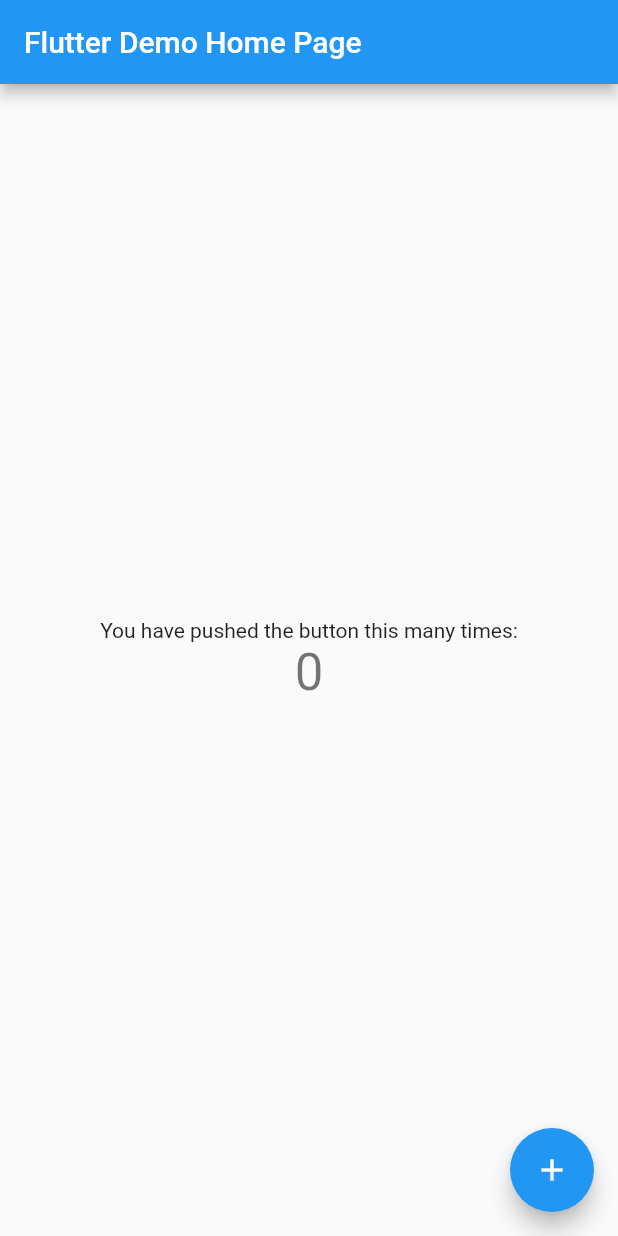
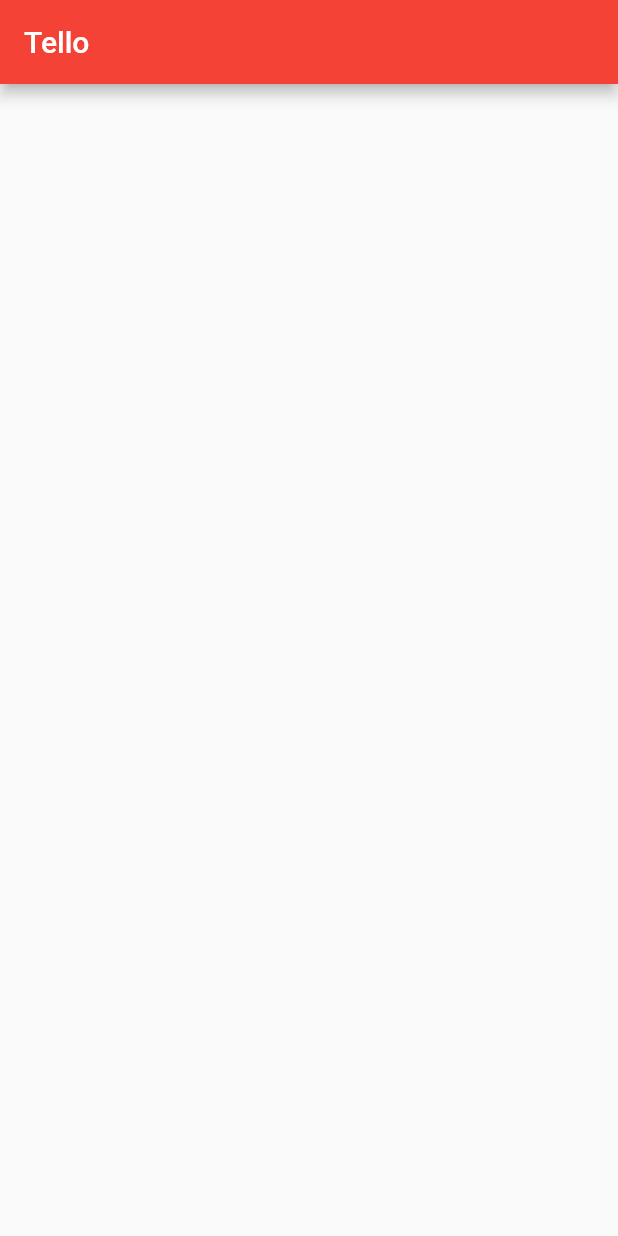
Before and after one commit to mr-shrayan/tello, a Flutter app: the screen it shows after launch, on a phone screen of 412 x 824 dp. Run offline on Flutter 3.47's test engine with Material 2 defaults, Android fonts, the phone set to English and light mode, and no system bars.

Commit message:
1) Modifying Homescreen and Removing the debog banner in main.dart. 2) Deleted the previous content contained in the main.dart folder. 3) Added an app bar, app name, changed its colour to red.

```diff
--- a/lib/main.dart
+++ b/lib/main.dart
@@ -1,113 +1,27 @@
 import 'package:flutter/material.dart';
 
 void main() {
-  runApp(MyApp());
+  runApp(
+    MaterialApp(
+      debugShowCheckedModeBanner: false,
+      home:  HomePage(),
+    )
+  );
 }
 
-class MyApp extends StatelessWidget {
-  // This widget is the root of your application.
+class HomePage extends StatefulWidget {
+  @override
+  _HomePageState createState() => _HomePageState();
+}
+
+class _HomePageState extends State<HomePage> {
   @override
   Widget build(BuildContext context) {
-    return MaterialApp(
-      title: 'Flutter Demo',
-      theme: ThemeData(
-        // This is the theme of your application.
-        //
-        // Try running your application with "flutter run". You'll see the
-        // application has a blue toolbar. Then, without quitting the app, try
-        // changing the primarySwatch below to Colors.green and then invoke
-        // "hot reload" (press "r" in the console where you ran "flutter run",
-        // or simply save your changes to "hot reload" in a Flutter IDE).
-        // Notice that the counter didn't reset back to zero; the application
-        // is not restarted.
-        primarySwatch: Colors.blue,
+    return Scaffold(
+      appBar: new AppBar(
+         backgroundColor: Colors.red,
+         title: Text ('Tello'),
       ),
-      home: MyHomePage(title: 'Flutter Demo Home Page'),
     );
   }
 }
-
-class MyHomePage extends StatefulWidget {
-  MyHomePage({Key key, this.title}) : super(key: key);
-
-  // This widget is the home page of your application. It is stateful, meaning
-  // that it has a State object (defined below) that contains fields that affect
-  // how it looks.
-
-  // This class is the configuration for the state. It holds the values (in this
-  // case the title) provided by the parent (in this case the App widget) and
-  // used by the build method of the State. Fields in a Widget subclass are
-  // always marked "final".
-
-  final String title;
-
-  @override
-  _MyHomePageState createState() => _MyHomePageState();
-}
-
-class _MyHomePageState extends State<MyHomePage> {
-  int _counter = 0;
-
-  void _incrementCounter() {
-    setState(() {
-      // This call to setState tells the Flutter framework that something has
-      // changed in this State, which causes it to rerun the build method below
-      // so that the display can reflect the updated values. If we changed
-      // _counter without calling setState(), then the build method would not be
-      // called again, and so nothing would appear to happen.
-      _counter++;
-    });
-  }
-
-  @override
-  Widget build(BuildContext context) {
-    // This method is rerun every time setState is called, for instance as done
-    // by the _incrementCounter method above.
-    //
-    // The Flutter framework has been optimized to make rerunning build methods
-    // fast, so that you can just rebuild anything that needs updating rather
-    // than having to individually change instances of widgets.
-    return Scaffold(
-      appBar: AppBar(
-        // Here we take the value from the MyHomePage object that was created by
-        // the App.build method, and use it to set our appbar title.
-        title: Text(widget.title),
-      ),
-      body: Center(
-        // Center is a layout widget. It takes a single child and positions it
-        // in the middle of the parent.
-        child: Column(
-          // Column is also a layout widget. It takes a list of children and
-          // arranges them vertically. By default, it sizes itself to fit its
-          // children horizontally, and tries to be as tall as its parent.
-          //
-          // Invoke "debug painting" (press "p" in the console, choose the
-          // "Toggle Debug Paint" action from the Flutter Inspector in Android
-          // Studio, or the "Toggle Debug Paint" command in Visual Studio Code)
-          // to see the wireframe for each widget.
-          //
-          // Column has various properties to control how it sizes itself and
-          // how it positions its children. Here we use mainAxisAlignment to
-          // center the children vertically; the main axis here is the vertical
-          // axis because Columns are vertical (the cross axis would be
-          // horizontal).
-          mainAxisAlignment: MainAxisAlignment.center,
-          children: <Widget>[
-            Text(
-              'You have pushed the button this many times:',
-            ),
-            Text(
-              '$_counter',
-              style: Theme.of(context).textTheme.headline4,
-            ),
-          ],
-        ),
-      ),
-      floatingActionButton: FloatingActionButton(
-        onPressed: _incrementCounter,
-        tooltip: 'Increment',
-        child: Icon(Icons.add),
-      ), // This trailing comma makes auto-formatting nicer for build methods.
-    );
-  }
-}
```
